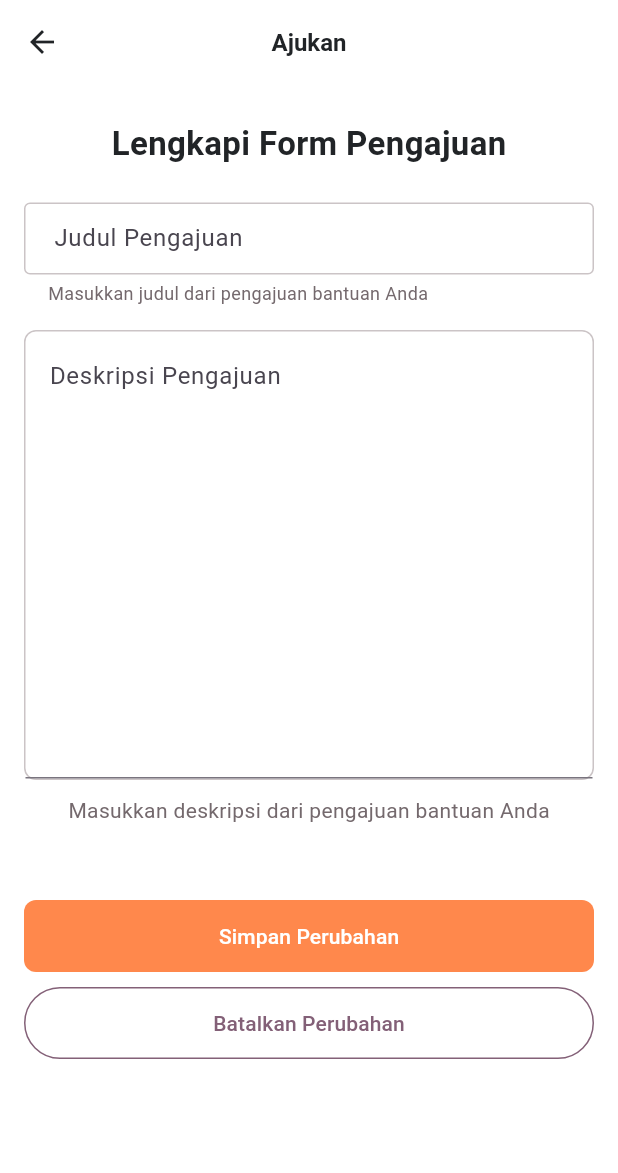
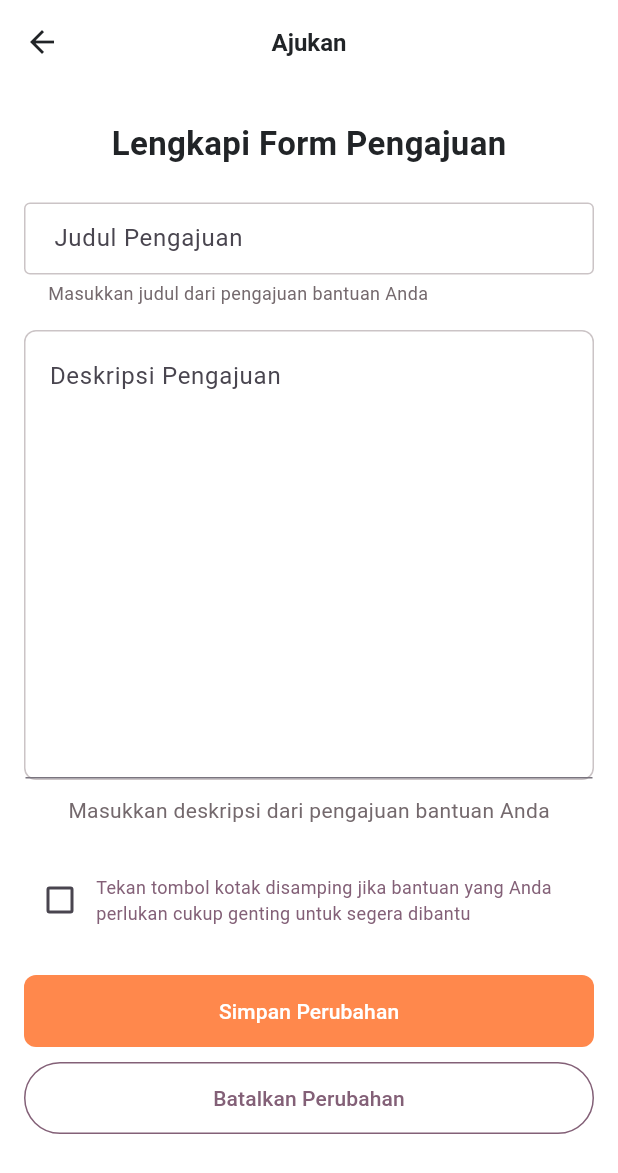
Before and after one commit to Hackfest-BCC-KICK-IT/Stuntle-FE-Flutter, a Flutter app: the FormAjuanBantuanPage screen opened by its route, on a phone screen of 412 x 824 dp. Shown: the top 1173 px of the screen. Run offline on Flutter 3.47's test engine with Material 3 defaults, Android fonts, the phone set to English and light mode, and no system bars; our stand-ins replace bloc, camera, chat_bubbles, dio, equatable, flutter_bloc and 4 more; accounts and stored records are empty; network calls fail; project files that could hold a hidden picture were left out.

Commit message:
feat: update fitur

```diff
--- a/lib/cubit/auth/auth_cubit.dart
+++ b/lib/cubit/auth/auth_cubit.dart
@@ -37,13 +37,13 @@ class AuthCubit extends Cubit<AuthState> {
   void registerServices(
     String email,
     String password,
-    String fatherName,
+    String waNumber,
     String motherName,
   ) async {
     try {
       emit(AuthLoading());
       var response =
-          await _authServices.register(email, password, fatherName, motherName);
+          await _authServices.register(email, password, waNumber, motherName);
       if (response) {
         emit(AuthSucess());
       } else {
--- a/lib/data/constants/our_service_const.dart
+++ b/lib/data/constants/our_service_const.dart
@@ -7,7 +7,7 @@ List<Map<String, dynamic>> servicesConst = [
     'image': 'assets/images/grid1.jpg',
     'color1': const Color(0xFF5D9BF8),
     'color2': const Color.fromRGBO(93, 155, 248, 0.8),
-    'routeTo': chatPagesRoute,
+    'routeTo': dummyChat,
   },
   {
     'title': 'Pantau Kehamilan \n dan Anak',
--- a/lib/main.dart
+++ b/lib/main.dart
@@ -63,6 +63,7 @@ class MainApp extends StatelessWidget {
           )
         ],
         child: MaterialApp(
+          debugShowCheckedModeBanner: false,
           title: "stuntle",
           theme: ThemeData(
             fontFamily: "Roboto",
--- a/lib/pages/homepage/help/form_ajuan_bantuan.dart
+++ b/lib/pages/homepage/help/form_ajuan_bantuan.dart
@@ -23,6 +23,7 @@ class _FormAjuanBantuanPageState extends State<FormAjuanBantuanPage> {
   final TextEditingController _judulTextController = TextEditingController();
   final TextEditingController _descriptionTextController =
       TextEditingController();
+  bool isCheck = false;
 
   @override
   void dispose() {
@@ -104,8 +105,34 @@ class _FormAjuanBantuanPageState extends State<FormAjuanBantuanPage> {
                     colorFont: greyColor,
                   ),
                 ),
-                const SizedBox(
-                  height: 50,
+                Padding(
+                  padding: const EdgeInsets.symmetric(vertical: 20),
+                  child: SizedBox(
+                    height: 60,
+                    child: Row(
+                      mainAxisAlignment: MainAxisAlignment.spaceBetween,
+                      children: [
+                        Checkbox(
+                          value: isCheck,
+                          onChanged: (value) {
+                            setState(() {
+                              isCheck = value!;
+                            });
+                          },
+                        ),
+                        Flexible(
+                          child: Text(
+                            "Tekan tombol kotak disamping jika bantuan yang Anda perlukan cukup genting untuk segera dibantu",
+                            softWrap: true,
+                            style: bodyMedium(
+                              colorFont: lightVioletColor,
+                              sizeFont: 12,
+                            ),
+                          ),
+                        ),
+                      ],
+                    ),
+                  ),
                 ),
                 Align(
                   alignment: Alignment.bottomCenter,
--- a/lib/pages/homepage/pantau/child/pemeriksaan_mandiri/camera_page.dart
+++ b/lib/pages/homepage/pantau/child/pemeriksaan_mandiri/camera_page.dart
@@ -148,10 +148,9 @@ class _CameraPageState extends State<CameraPage> {
 
   //navigate to result page ML
   handleResultPage(String path) {
-    Navigator.pushNamedAndRemoveUntil(
+    Navigator.pushReplacementNamed(
       context,
       addDataMandiri,
-      (route) => false,
     );
   }
 
@@ -160,10 +159,9 @@ class _CameraPageState extends State<CameraPage> {
     return PopScope(
       canPop: false,
       onPopInvoked: (didPop) {
-        Navigator.pushNamedAndRemoveUntil(
+        Navigator.pushReplacementNamed(
           context,
           addDataMandiri,
-          (route) => false,
         );
       },
       child: Scaffold(
--- a/lib/services/auth_services.dart
+++ b/lib/services/auth_services.dart
@@ -53,13 +53,13 @@ class AuthServices {
   Future<bool> register(
     String email,
     String password,
-    String fatherName,
+    String waName,
     String motherName,
   ) async {
     try {
       var response = await _dio.post("$BASE_URL/orangtua", data: {
         "namaIbu": motherName,
-        "namaAyah": fatherName,
+        "nomorTelepon": waName,
         "email": email,
         "password": password
       });
```
Also changed, not shown: lib/pages/auth/register_page.dart (+5 -6 lines), lib/pages/homepage/chat/widgets/acrodion_chat.dart (added, +10 -0 lines).
